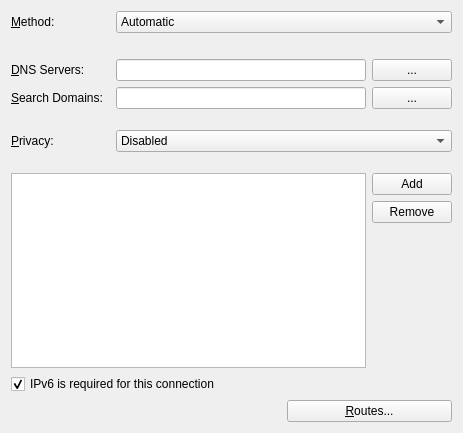
Before: the Qt Designer form lib/editor/ui/ipv6.ui in KDE/plasma-nm, drawn with Qt 5.
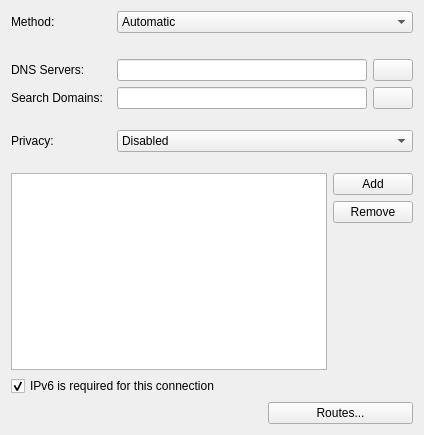
After: the same form once the commit is applied. Icons and pictures are not drawn. Custom widgets are drawn as their Qt base class.

```diff
--- a/lib/editor/ui/ipv6.ui
+++ b/lib/editor/ui/ipv6.ui
@@ -6,8 +6,8 @@
    <rect>
     <x>0</x>
     <y>0</y>
-    <width>463</width>
-    <height>433</height>
+    <width>424</width>
+    <height>435</height>
    </rect>
   </property>
   <property name="windowTitle">
@@ -42,7 +42,7 @@
       </sizepolicy>
      </property>
      <property name="text">
-      <string>&amp;Privacy:</string>
+      <string>Privacy:</string>
      </property>
      <property name="buddy">
       <cstring>privacyCombo</cstring>
@@ -58,7 +58,7 @@
       </sizepolicy>
      </property>
      <property name="text">
-      <string>&amp;Method:</string>
+      <string>Method:</string>
      </property>
      <property name="buddy">
       <cstring>method</cstring>
@@ -119,7 +119,7 @@
       </sizepolicy>
      </property>
      <property name="text">
-      <string comment="@info">&amp;DNS Servers:</string>
+      <string comment="@info">DNS Servers:</string>
      </property>
      <property name="textFormat">
       <enum>Qt::AutoText</enum>
@@ -152,8 +152,13 @@
      </item>
      <item>
       <widget class="KPushButton" name="dnsMorePushButton">
-       <property name="text">
-        <string>...</string>
+       <property name="toolTip">
+        <string>Edit DNS the list of servers</string>
+       </property>
+       <property name="icon">
+        <iconset theme="document-properties">
+         <normaloff/>
+        </iconset>
        </property>
       </widget>
      </item>
@@ -168,7 +173,7 @@
       </sizepolicy>
      </property>
      <property name="text">
-      <string comment="@info">&amp;Search Domains:</string>
+      <string comment="@info">Search Domains:</string>
      </property>
      <property name="buddy">
       <cstring>dnsSearch</cstring>
@@ -192,8 +197,13 @@
      </item>
      <item>
       <widget class="KPushButton" name="dnsSearchMorePushButton">
-       <property name="text">
-        <string>...</string>
+       <property name="toolTip">
+        <string>Edit the list of DNS domains being searched</string>
+       </property>
+       <property name="icon">
+        <iconset theme="document-properties">
+         <normaloff/>
+        </iconset>
        </property>
       </widget>
      </item>
@@ -297,7 +307,7 @@
    <item row="9" column="2">
     <widget class="QPushButton" name="btnRoutes">
      <property name="text">
-      <string>&amp;Routes...</string>
+      <string>Routes...</string>
      </property>
     </widget>
    </item>
```
Left out of the diff: 5 changed lines with no effect on the pictures.
